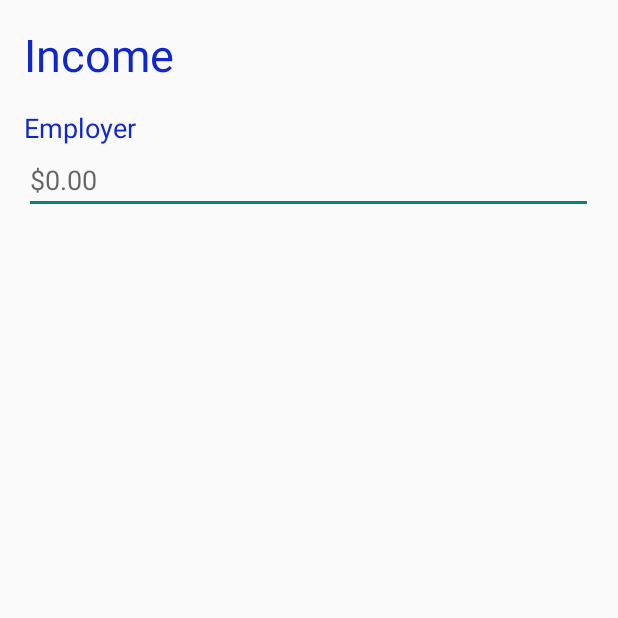
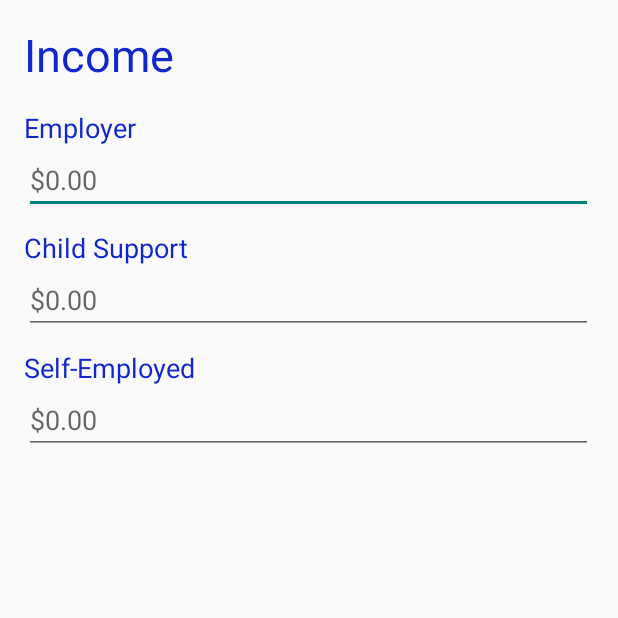
Before and after one commit to CIS4952/CIS4951, an Android app: the scrollingIncomeInputPage screen opened directly, with no data from a screen before it, on a phone screen of 412 x 824 dp, the top half of it. Run offline under Robolectric (Android 15) with nearby library versions, the phone set to English and light mode, and no system bars.

Commit message:
new income page added more text/input

```diff
--- a/app/src/main/res/layout/activity_scrolling_income_input_page.xml
+++ b/app/src/main/res/layout/activity_scrolling_income_input_page.xml
@@ -36,7 +36,7 @@
 
             <TextView
                 android:id="@+id/textView4"
-                android:layout_width="wrap_content"
+                android:layout_width="match_parent"
                 android:layout_height="wrap_content"
                 android:text="@string/btnEmployer"
                 android:textColor="@color/blueText"
@@ -49,6 +49,42 @@
                 android:ems="10"
                 android:hint="@string/editTextEnterAmount"
                 android:inputType="numberDecimal" />
+
+            <TextView
+                android:id="@+id/textView5"
+                android:layout_width="match_parent"
+                android:layout_height="wrap_content"
+                android:layout_marginTop="10dp"
+                android:text="@string/btnChildSupport"
+                android:textColor="@color/blueText"
+                android:textSize="18sp" />
+
+            <EditText
+                android:id="@+id/editTextChildSupportIncome"
+                android:layout_width="match_parent"
+                android:layout_height="wrap_content"
+                android:ems="10"
+                android:hint="@string/editTextEnterAmount"
+                android:inputType="numberDecimal"
+                tools:layout_editor_absoluteX="16dp"
+                tools:layout_editor_absoluteY="166dp" />
+
+            <TextView
+                android:id="@+id/textView6"
+                android:layout_width="match_parent"
+                android:layout_height="wrap_content"
+                android:layout_marginTop="10dp"
+                android:text="@string/btnSelfEmployed"
+                android:textColor="@color/blueText"
+                android:textSize="18sp" />
+
+            <EditText
+                android:id="@+id/editTextSelfEmployIncome"
+                android:layout_width="match_parent"
+                android:layout_height="wrap_content"
+                android:ems="10"
+                android:hint="@string/editTextEnterAmount"
+                android:inputType="numberDecimal" />
         </LinearLayout>
     </ScrollView>
 
```
